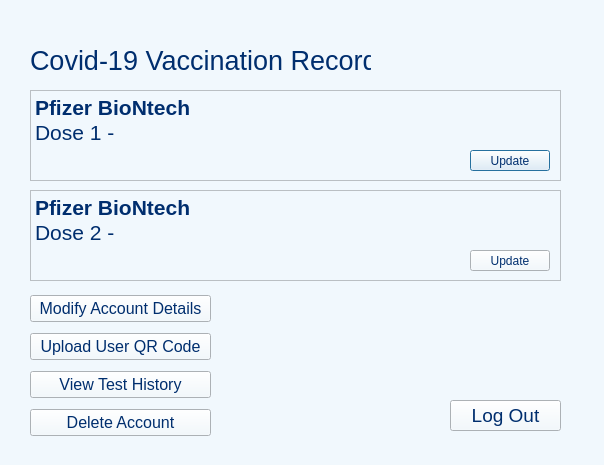
Above: L_A_B_Final_Project/adminmainpage.ui from SourPanda13/106-Group-Assignment before the change. Below: the same form after it.
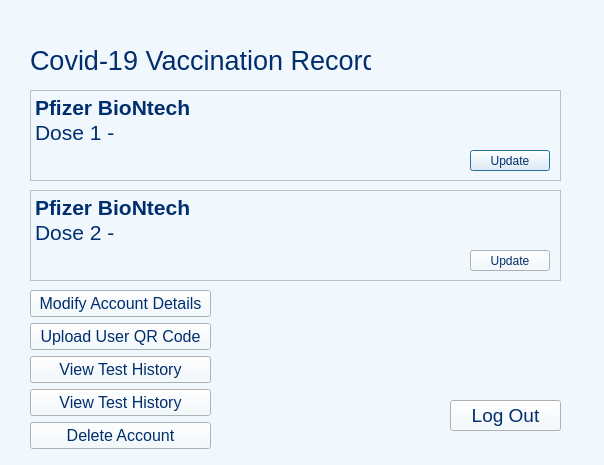
That is the form after the change.

Commit message: Changed test result input to admin only

What changed in the file:
```diff
--- a/L_A_B_Final_Project/adminmainpage.ui
+++ b/L_A_B_Final_Project/adminmainpage.ui
@@ -201,7 +201,7 @@
      <x>30</x>
      <y>290</y>
      <width>181</width>
-     <height>151</height>
+     <height>161</height>
     </rect>
    </property>
    <layout class="QVBoxLayout" name="verticalLayout">
@@ -250,6 +250,21 @@
       </property>
      </widget>
     </item>
+    <item>
+     <widget class="QPushButton" name="GetATest_3">
+      <property name="font">
+       <font>
+        <pointsize>12</pointsize>
+       </font>
+      </property>
+      <property name="styleSheet">
+       <string notr="true">color: rgb(0, 46, 110);</string>
+      </property>
+      <property name="text">
+       <string>View Test History</string>
+      </property>
+     </widget>
+    </item>
     <item>
      <widget class="QPushButton" name="GetATest_2">
       <property name="font">
```
The commit also changes 7 other files.
